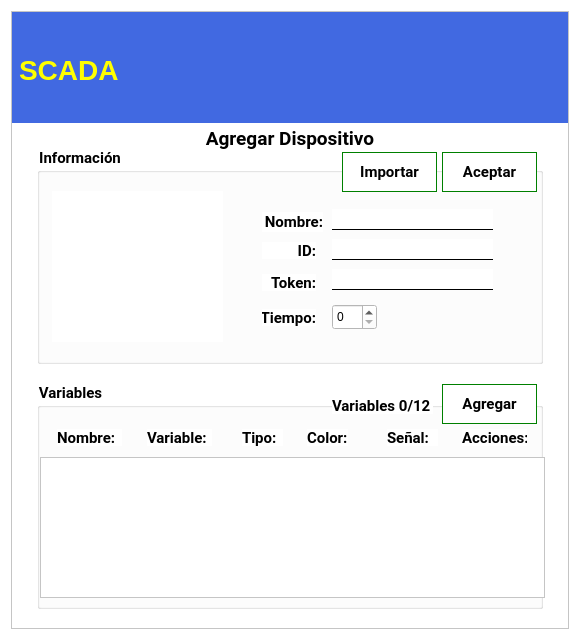
AlejandroA714/scada-desktop, file app/forms/Modals/AgregarDispositivoModal.ui: the form before one commit.
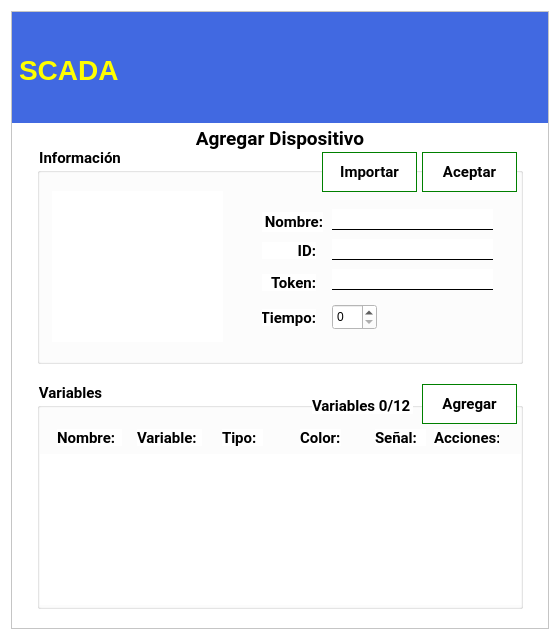
The form after the commit. Icons and pictures are not drawn.

Commit message: functionality from modals added, still in progress

```diff
--- a/app/forms/Modals/AgregarDispositivoModal.ui
+++ b/app/forms/Modals/AgregarDispositivoModal.ui
@@ -9,7 +9,7 @@
    <rect>
     <x>0</x>
     <y>0</y>
-    <width>580</width>
+    <width>560</width>
     <height>640</height>
    </rect>
   </property>
@@ -21,7 +21,7 @@
   </property>
   <property name="minimumSize">
    <size>
-    <width>580</width>
+    <width>560</width>
     <height>640</height>
    </size>
   </property>
@@ -549,7 +549,7 @@
         <widget class="QPushButton" name="btnAceptar">
          <property name="geometry">
           <rect>
-           <x>430</x>
+           <x>410</x>
            <y>3</y>
            <width>95</width>
            <height>40</height>
@@ -610,7 +610,7 @@
         <widget class="QPushButton" name="btnImportar">
          <property name="geometry">
           <rect>
-           <x>330</x>
+           <x>310</x>
            <y>3</y>
            <width>95</width>
            <height>40</height>
@@ -706,7 +706,7 @@
         <widget class="QLabel" name="lblVariablesCount">
          <property name="geometry">
           <rect>
-           <x>320</x>
+           <x>300</x>
            <y>13</y>
            <width>101</width>
            <height>17</height>
@@ -727,7 +727,7 @@
         <widget class="QPushButton" name="btnVariableAgregar">
          <property name="geometry">
           <rect>
-           <x>430</x>
+           <x>410</x>
            <y>0</y>
            <width>95</width>
            <height>40</height>
@@ -789,11 +789,32 @@
          <property name="geometry">
           <rect>
            <x>28</x>
-           <y>73</y>
-           <width>505</width>
-           <height>141</height>
+           <y>70</y>
+           <width>481</width>
+           <height>151</height>
           </rect>
          </property>
+         <property name="sizePolicy">
+          <sizepolicy hsizetype="Preferred" vsizetype="Ignored">
+           <horstretch>0</horstretch>
+           <verstretch>0</verstretch>
+          </sizepolicy>
+         </property>
+         <property name="minimumSize">
+          <size>
+           <width>481</width>
+           <height>150</height>
+          </size>
+         </property>
+         <property name="frameShape">
+          <enum>QFrame::NoFrame</enum>
+         </property>
+         <property name="lineWidth">
+          <number>0</number>
+         </property>
+         <property name="horizontalScrollBarPolicy">
+          <enum>Qt::ScrollBarAlwaysOff</enum>
+         </property>
          <property name="widgetResizable">
           <bool>true</bool>
          </property>
@@ -802,10 +823,21 @@
            <rect>
             <x>0</x>
             <y>0</y>
-            <width>503</width>
-            <height>139</height>
+            <width>481</width>
+            <height>151</height>
            </rect>
           </property>
+          <layout class="QVBoxLayout" name="VariablesLayout">
+           <property name="leftMargin">
+            <number>5</number>
+           </property>
+           <property name="topMargin">
+            <number>5</number>
+           </property>
+           <property name="rightMargin">
+            <number>9</number>
+           </property>
+          </layout>
          </widget>
         </widget>
         <widget class="QLabel" name="lblVariableNombre">
@@ -832,7 +864,7 @@
         <widget class="QLabel" name="lblVariablePIN">
          <property name="geometry">
           <rect>
-           <x>135</x>
+           <x>125</x>
            <y>45</y>
            <width>65</width>
            <height>17</height>
@@ -853,7 +885,7 @@
         <widget class="QLabel" name="lblVariableTipo">
          <property name="geometry">
           <rect>
-           <x>230</x>
+           <x>210</x>
            <y>45</y>
            <width>41</width>
            <height>17</height>
@@ -874,7 +906,7 @@
         <widget class="QLabel" name="lblVariableColor">
          <property name="geometry">
           <rect>
-           <x>295</x>
+           <x>288</x>
            <y>45</y>
            <width>41</width>
            <height>17</height>
@@ -895,7 +927,7 @@
         <widget class="QLabel" name="lblVariableSenal">
          <property name="geometry">
           <rect>
-           <x>375</x>
+           <x>363</x>
            <y>45</y>
            <width>51</width>
            <height>17</height>
@@ -916,7 +948,7 @@
         <widget class="QLabel" name="lblVariableAccion">
          <property name="geometry">
           <rect>
-           <x>450</x>
+           <x>422</x>
            <y>45</y>
            <width>65</width>
            <height>17</height>
```
Left out of the diff: 16 changed lines with no effect on the pictures. The commit also changes 14 other files.
